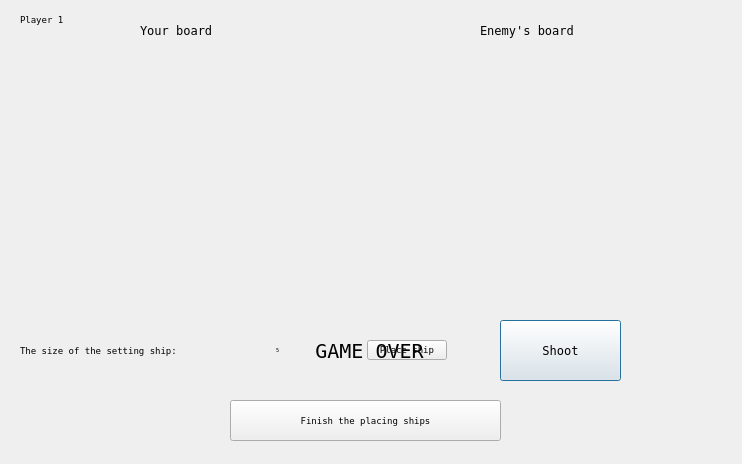
This is SeaBattleUI/playerwindow.ui in MykytaKa/University as Qt 5 draws it before an edit. The edited form follows.
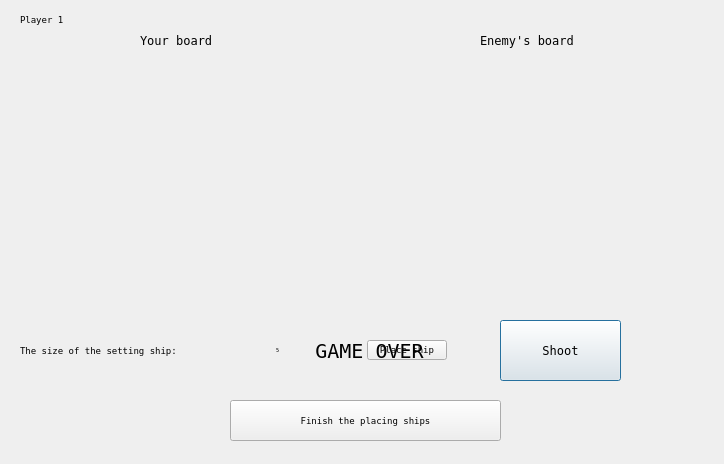
This is the edited form.

What changed in the file:
```diff
--- a/SeaBattleUI/playerwindow.ui
+++ b/SeaBattleUI/playerwindow.ui
@@ -6,13 +6,13 @@
    <rect>
     <x>0</x>
     <y>0</y>
-    <width>742</width>
+    <width>724</width>
     <height>464</height>
    </rect>
   </property>
   <property name="minimumSize">
    <size>
-    <width>742</width>
+    <width>724</width>
     <height>448</height>
    </size>
   </property>
@@ -29,7 +29,7 @@
    <property name="geometry">
     <rect>
      <x>140</x>
-     <y>20</y>
+     <y>30</y>
      <width>100</width>
      <height>20</height>
     </rect>
@@ -47,7 +47,7 @@
    <property name="geometry">
     <rect>
      <x>480</x>
-     <y>20</y>
+     <y>30</y>
      <width>130</width>
      <height>20</height>
     </rect>
@@ -95,9 +95,9 @@
    <property name="geometry">
     <rect>
      <x>20</x>
-     <y>50</y>
-     <width>341</width>
-     <height>251</height>
+     <y>60</y>
+     <width>321</width>
+     <height>241</height>
     </rect>
    </property>
    <layout class="QGridLayout" name="MyBoard" rowstretch="0">
@@ -208,9 +208,9 @@
    <property name="geometry">
     <rect>
      <x>380</x>
-     <y>50</y>
-     <width>341</width>
-     <height>251</height>
+     <y>60</y>
+     <width>321</width>
+     <height>241</height>
     </rect>
    </property>
    <layout class="QGridLayout" name="EnemyBoard">
```
